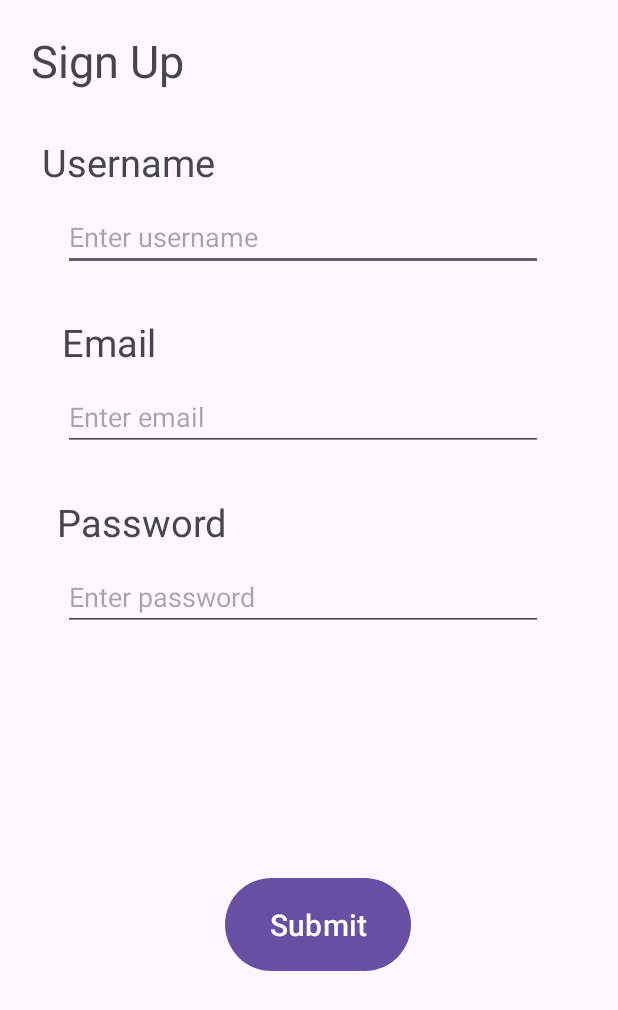
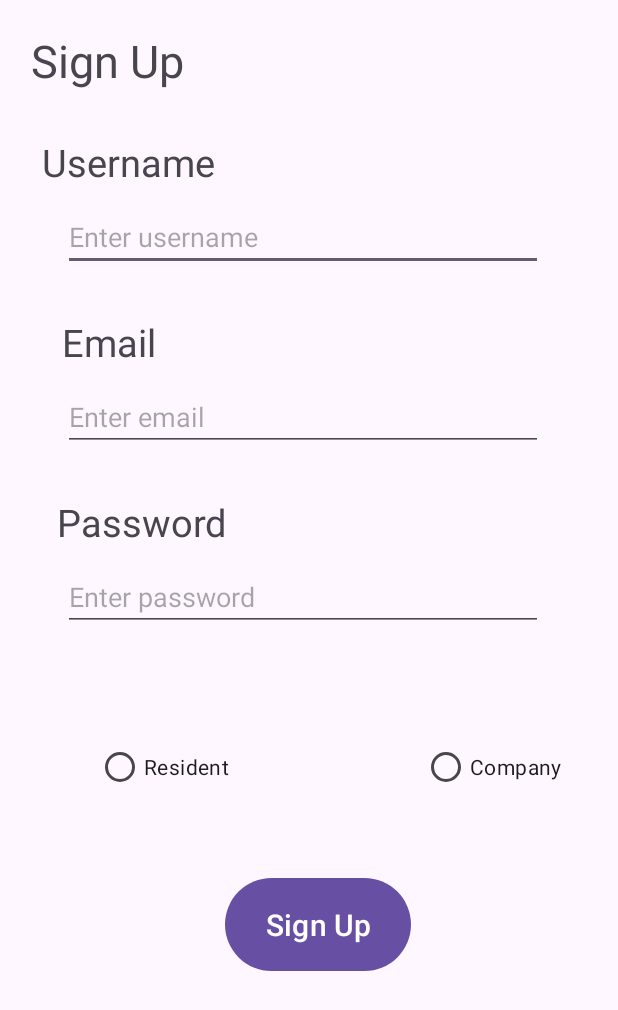
Before and after one commit to rKuria/GarbageRequest, an Android app: the SignUp screen opened directly, with no data from a screen before it, on a phone screen of 412 x 824 dp. Shown: the top 1010 px of the screen. Run offline under Robolectric (Android 15) with nearby library versions, the phone set to English and light mode, and no system bars; our stand-ins replace Room's generated code.

Commit message:
changed it again

```diff
--- a/app/src/main/AndroidManifest.xml
+++ b/app/src/main/AndroidManifest.xml
@@ -12,6 +12,12 @@
         android:supportsRtl="true"
         android:theme="@style/Theme.GarbageApp1"
         tools:targetApi="31">
+        <activity
+            android:name=".UserDash1"
+            android:exported="false" />
+        <activity
+            android:name=".CompanyDash1"
+            android:exported="false" />
         <activity
             android:name=".HomePage"
             android:exported="true">
--- /dev/null
+++ b/app/src/main/java/com/example/garbageapp1/CompanyDash.java
@@ -0,0 +1,4 @@
+package com.example.garbageapp1;
+
+public class CompanyDash {
+}
--- a/app/src/main/java/com/example/garbageapp1/SignUp.java
+++ b/app/src/main/java/com/example/garbageapp1/SignUp.java
@@ -6,13 +6,61 @@ import androidx.room.Entity;
 import androidx.room.PrimaryKey;
 
 import android.os.Bundle;
+import android.view.View;
+import android.widget.Button;
+import android.widget.EditText;
+import android.widget.TextView;
+import android.widget.Toast;
+
 
 public class SignUp extends AppCompatActivity {
+
+    //references to the controls
+
+    Button btn_SignUp;
+
+    EditText et_name, et_email, et_password;
+
+    TextView tv_name, tv_email, tv_password;
 
     @Override
     protected void onCreate(Bundle savedInstanceState) {
         super.onCreate(savedInstanceState);
         setContentView(R.layout.activity_sign_up);
+
+        //this is where all the controls are being assigned
+        //r is the resource folder
+
+        btn_SignUp = findViewById(R.id.btn_SignUp);
+        et_name = findViewById(R.id.et_name);
+        et_email = findViewById(R.id.et_email);
+        et_password = findViewById(R.id.et_password);
+        tv_name = findViewById(R.id.tv_name);
+        tv_email = findViewById(R.id.tv_email);
+        tv_password = findViewById(R.id.tv_password);
+
+
+        //button listeners
+        btn_SignUp.setOnClickListener(new View.OnClickListener() {
+            @Override
+            public void onClick(View view) {
+                UserModel userModel;
+
+                try {
+                    userModel = new UserModel(-1, et_name.getText().toString(), et_email.getText().toString(), et_password.getText().toString());
+                }
+                catch (Exception e){
+                    Toast.makeText(SignUp.this, "Fail", Toast.LENGTH_SHORT).show();
+                    userModel = new UserModel(-1, "fail", "none", "none");
+                }
+
+                DbHelper dbHelper = new DbHelper(SignUp.this);
+
+                boolean success = dbHelper.addOne(userModel);
+                Toast.makeText(SignUp.this, "Success",Toast.LENGTH_SHORT);
+
+            }
+        });
     }
 
 
--- /dev/null
+++ b/app/src/main/java/com/example/garbageapp1/UserDash.java
@@ -0,0 +1,4 @@
+package com.example.garbageapp1;
+
+public class UserDash {
+}
--- a/app/src/main/res/layout/activity_sign_up.xml
+++ b/app/src/main/res/layout/activity_sign_up.xml
@@ -96,16 +96,36 @@
         app:layout_constraintTop_toBottomOf="@+id/tv_password" />
 
     <Button
-        android:id="@+id/btn_Login"
+        android:id="@+id/btn_SignUp"
         android:layout_width="124dp"
         android:layout_height="70dp"
         android:layout_marginStart="150dp"
         android:layout_marginTop="52dp"
         android:layout_marginBottom="64dp"
-        android:text="Submit"
+        android:text="Sign Up"
         android:textSize="20sp"
         app:layout_constraintBottom_toBottomOf="parent"
         app:layout_constraintStart_toStartOf="parent"
         app:layout_constraintTop_toBottomOf="@+id/et_password" />
 
+    <RadioButton
+        android:id="@+id/res_but"
+        android:layout_width="wrap_content"
+        android:layout_height="wrap_content"
+        android:layout_marginStart="64dp"
+        android:layout_marginTop="20dp"
+        android:text="Resident"
+        app:layout_constraintBottom_toTopOf="@+id/btn_SignUp"
+        app:layout_constraintStart_toStartOf="parent"
+        app:layout_constraintTop_toBottomOf="@+id/et_password" />
+
+    <RadioButton
+        android:id="@+id/comp_but"
+        android:layout_width="wrap_content"
+        android:layout_height="wrap_content"
+        android:layout_marginEnd="37dp"
+        android:text="Company"
+        app:layout_constraintEnd_toEndOf="parent"
+        app:layout_constraintTop_toTopOf="@+id/res_but" />
+
 </androidx.constraintlayout.widget.ConstraintLayout>
```
Also changed, not shown: app/src/main/java/com/example/garbageapp1/CompanyDash1.java (added, +14 -0 lines), app/src/main/java/com/example/garbageapp1/DbHelper.java (added, +54 -0 lines), app/src/main/java/com/example/garbageapp1/UserDash1.java (added, +14 -0 lines), app/src/main/java/com/example/garbageapp1/UserModel.java (added, +76 -0 lines), app/src/main/res/layout/activity_company_dash1.xml (added, +46 -0 lines), app/src/main/res/layout/activity_user_dash1.xml (added, +9 -0 lines), app/src/main/res/drawable/garbage.png (added), 1 other file.
